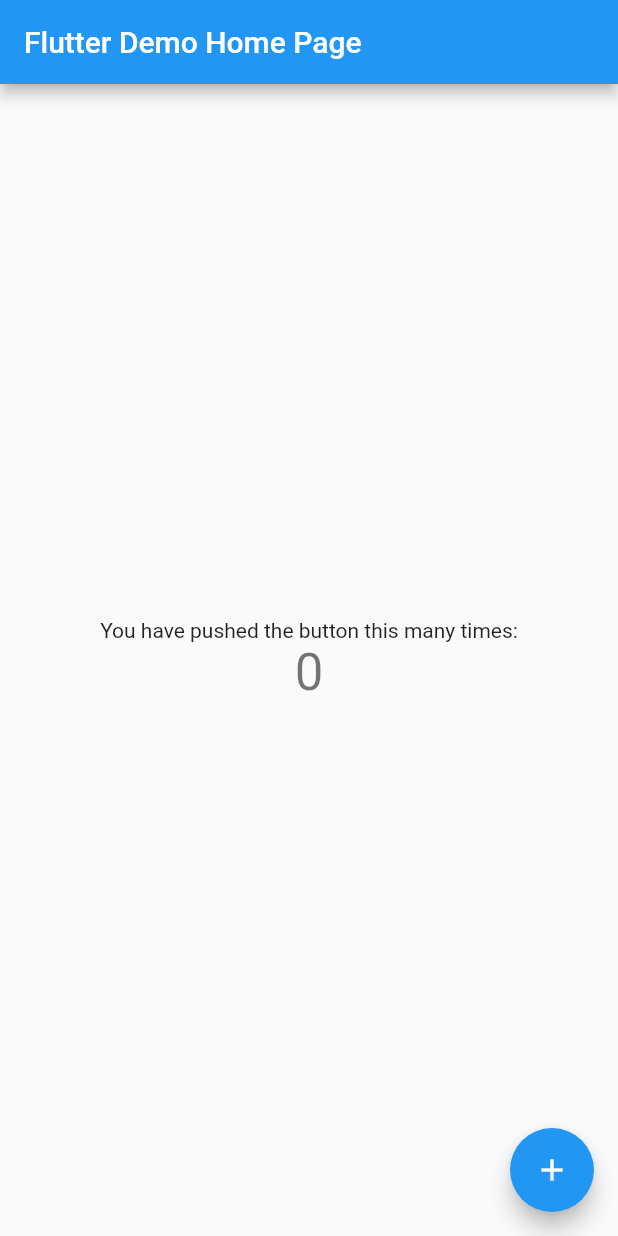
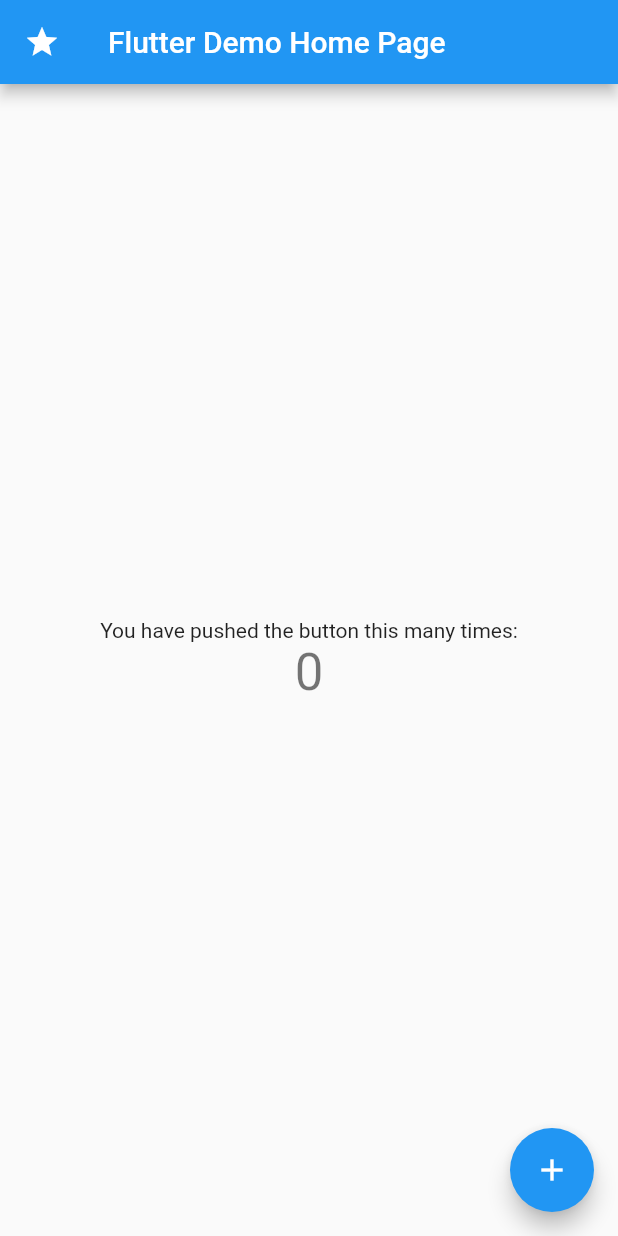
Before and after one commit to trapuler/git_homework_mrga-trap, a Flutter app: the screen it shows after launch, on a phone screen of 412 x 824 dp. Run offline on Flutter 3.47's test engine with Material 2 defaults, Android fonts, the phone set to English and light mode, and no system bars.

Commit message:
added leading icon

```diff
--- a/lib/main.dart
+++ b/lib/main.dart
@@ -72,6 +72,7 @@ class _MyHomePageState extends State<MyHomePage> {
         // Here we take the value from the MyHomePage object that was created by
         // the App.build method, and use it to set our appbar title.
         title: Text(widget.title),
+        leading:Icon(Icons.grade),
       ),
       body: Center(
         // Center is a layout widget. It takes a single child and positions it
```
